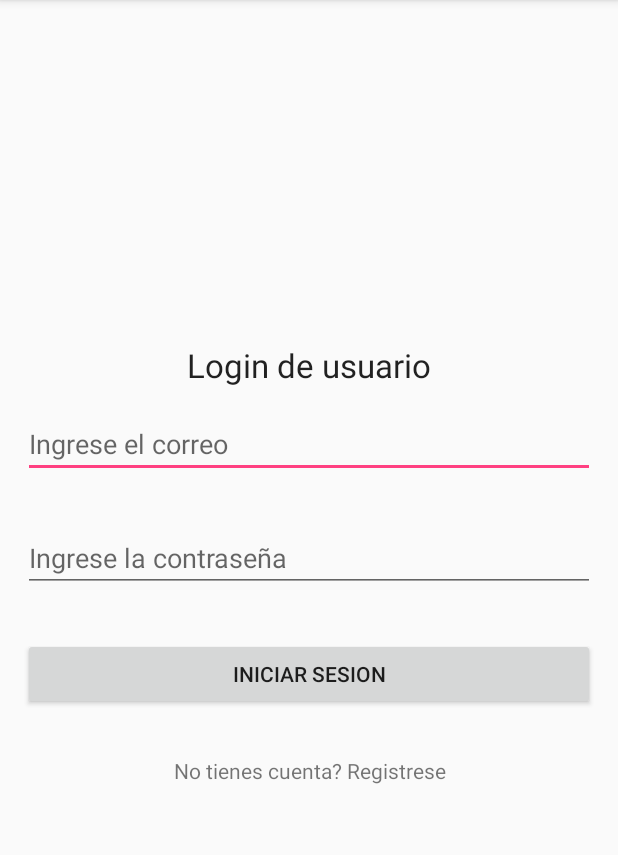
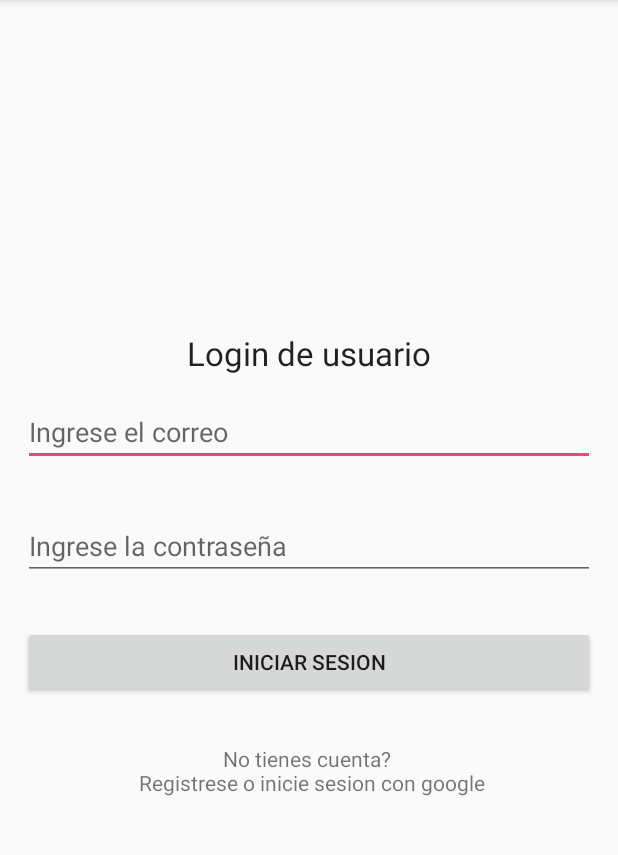
Before and after one commit to kecastro/CourseControl, an Android app: the LoginActivity screen opened directly, with no data from a screen before it, on a phone screen of 412 x 824 dp, the part 84-939 px from its top. Run offline under Robolectric (Android 15) with nearby library versions, the phone set to English and light mode, and no system bars; our stand-ins replace Firebase (no records; nobody signed in at launch, a user with empty details on screens opened directly); 1 statement that could not run was skipped.

Commit message:
Fix OAuth bugs

```diff
--- a/app/src/main/java/com/example/kcastrop/coursecontrol/SingupActivity.java
+++ b/app/src/main/java/com/example/kcastrop/coursecontrol/SingupActivity.java
@@ -185,14 +185,14 @@ public class SingupActivity extends AppCompatActivity implements GoogleApiClient
                                     else{
                                         Log.d("Exist", "User: " + user.getEmail() + " exists");
                                     }
+                                    finish();
+                                    startActivity(new Intent(getApplicationContext(), ProfileActivity.class));
                                 }
                                 @Override
                                 public void onCancelled(DatabaseError databaseError) {
                                     Log.d("Database error", "The read failed: " + databaseError.getCode());
                                 }
                             });
-                            finish();
-                            startActivity(new Intent(getApplicationContext(), ProfileActivity.class));
                         } else {
                             // If sign in fails, display a message to the user.
                             Log.w(TAG, "signInWithCredential:failure", task.getException());
--- a/app/src/main/res/layout/activity_login.xml
+++ b/app/src/main/res/layout/activity_login.xml
@@ -47,7 +47,7 @@
             android:text="Iniciar sesion" />
 
         <TextView
-            android:text="No tienes cuenta? Registrese"
+            android:text="No tienes cuenta? \n Registrese o inicie sesion con google"
             android:id="@+id/textViewSignUp"
             android:textAlignment="center"
             android:layout_margin="15dp"
--- a/app/src/main/res/values/styles.xml
+++ b/app/src/main/res/values/styles.xml
@@ -1,7 +1,7 @@
 <resources>
 
     <!-- Base application theme. -->
-    <style name="AppTheme" parent="Theme.AppCompat.Light.DarkActionBar">
+    <style name="AppTheme" parent="Base.Theme.AppCompat.Light.DarkActionBar">
         <!-- Customize your theme here. -->
         <item name="colorPrimary">@color/colorPrimary</item>
         <item name="colorPrimaryDark">@color/colorPrimaryDark</item>
```
